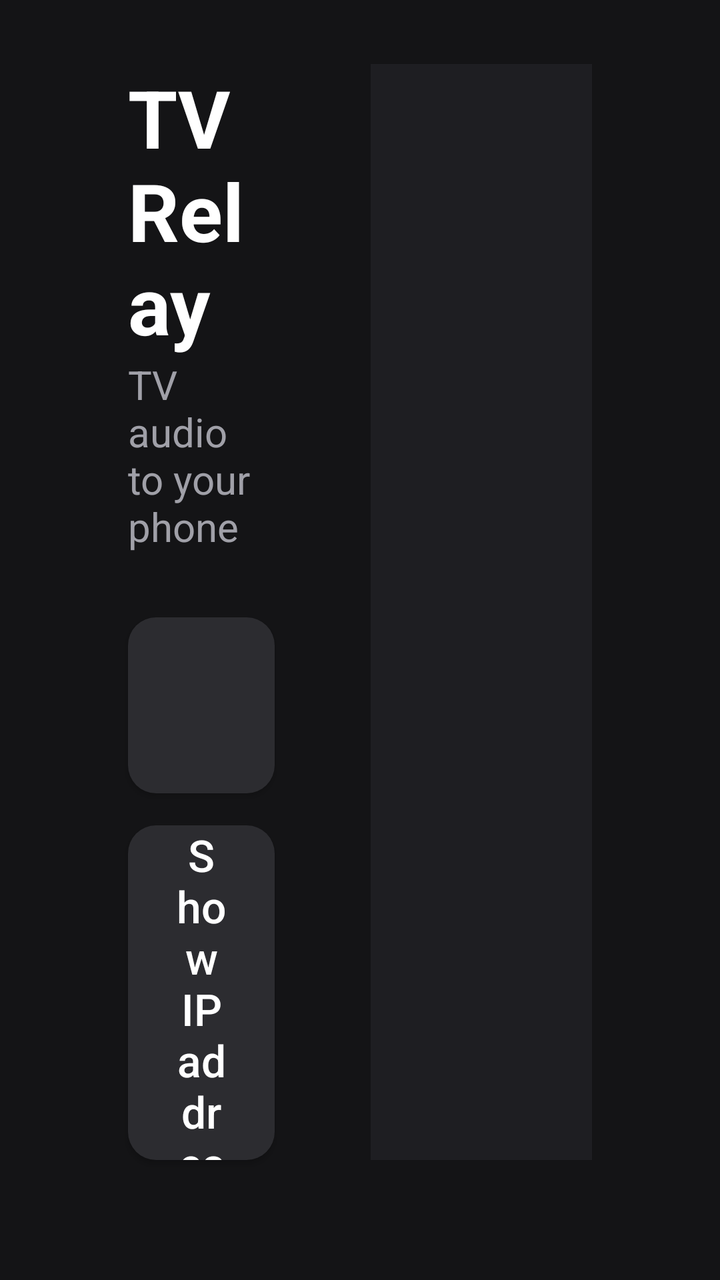
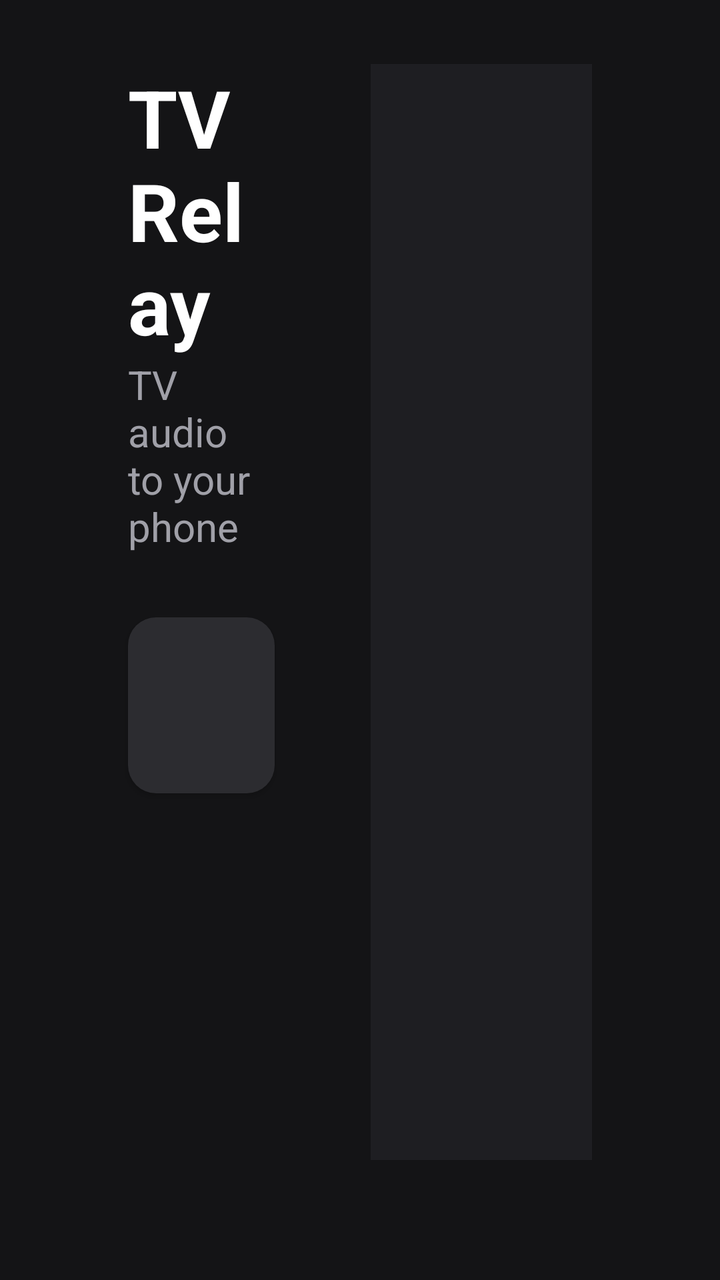

An Android layout rendered at two revisions. The XML below is the earlier revision; the diff shows what the commit changed to produce the second picture.
<!-- AndroidManifest.xml: activity theme android:Theme.DeviceDefault.NoActionBar -->
<!-- res/layout/activity_tv.xml -->
<?xml version="1.0" encoding="utf-8"?>
<FrameLayout xmlns:android="http://schemas.android.com/apk/res/android"
    android:layout_width="match_parent"
    android:layout_height="match_parent"
    android:background="#141416">

    <LinearLayout
        android:layout_width="match_parent"
        android:layout_height="match_parent"
        android:clipChildren="false"
        android:clipToPadding="false"
        android:orientation="horizontal"
        android:paddingLeft="64dp"
        android:paddingTop="32dp"
        android:paddingRight="64dp"
        android:paddingBottom="60dp">

        <LinearLayout
            android:layout_width="0dp"
            android:layout_height="match_parent"
            android:layout_weight="2"
            android:clipChildren="false"
            android:clipToPadding="false"
            android:orientation="vertical">

            <TextView
                android:layout_width="wrap_content"
                android:layout_height="wrap_content"
                android:text="@string/app_name"
                android:textColor="#FFFFFF"
                android:textSize="40sp"
                android:textStyle="bold" />

            <TextView
                android:layout_width="wrap_content"
                android:layout_height="wrap_content"
                android:layout_marginBottom="16dp"
                android:text="TV audio to your phone"
                android:textColor="#A0A0A8"
                android:textSize="20sp" />

            <Button
                android:id="@+id/toggle"
                style="@style/TvButton"
                android:minHeight="88dp"
                android:textSize="28sp"
                android:textStyle="bold" />

            <Button
                android:id="@+id/showIp"
                style="@style/TvButton"
                android:text="Show IP address" />
        </LinearLayout>

        <LinearLayout
            android:layout_width="0dp"
            android:layout_height="match_parent"
            android:layout_marginLeft="48dp"
            android:layout_weight="3"
            android:background="#1E1E22"
            android:orientation="vertical"
            android:padding="32dp">

            <TextView
                android:id="@+id/state"
                android:layout_width="match_parent"
                android:layout_height="wrap_content"
                android:textColor="#FFFFFF"
                android:textSize="34sp"
                android:textStyle="bold" />

            <TextView
                android:id="@+id/detail"
                android:layout_width="match_parent"
                android:layout_height="wrap_content"
                android:layout_marginTop="12dp"
                android:textColor="#C8C8D0"
                android:textSize="22sp" />

            <View
                android:layout_width="match_parent"
                android:layout_height="0dp"
                android:layout_weight="1" />

            <TextView
                android:id="@+id/hint"
                android:layout_width="match_parent"
                android:layout_height="wrap_content"
                android:textColor="#8E8E96"
                android:textSize="20sp" />
        </LinearLayout>
    </LinearLayout>

    
    <TextView
        android:id="@+id/version"
        android:layout_width="wrap_content"
        android:layout_height="wrap_content"
        android:layout_gravity="bottom|end"
        android:layout_margin="8dp"
        android:background="@drawable/tv_chip"
        android:paddingLeft="12dp"
        android:paddingTop="6dp"
        android:paddingRight="12dp"
        android:paddingBottom="6dp"
        android:textColor="@color/tv_chip_text"
        android:textSize="16sp" />
</FrameLayout>
<!-- resources referenced by this layout -->
<resources>
  <!-- drawable tv_chip (drawable) -->
  <?xml version="1.0" encoding="utf-8"?>
  <selector xmlns:android="http://schemas.android.com/apk/res/android">
      <item android:state_focused="true">
          <shape android:shape="rectangle">
              <corners android:radius="10dp" />
              <solid android:color="#3D8BFF" />
              <stroke android:width="2dp" android:color="#FFFFFF" />
          </shape>
      </item>
      <item android:drawable="@android:color/transparent" />
  </selector>
  <string name="app_name">TV Relay</string>
  <style name="TvButton">
          <item name="android:layout_width">match_parent</item>
          <item name="android:layout_height">wrap_content</item>
          <item name="android:layout_marginTop">16dp</item>
          <item name="android:minHeight">72dp</item>
          <item name="android:background">@drawable/tv_button</item>
          <item name="android:textColor">#FFFFFF</item>
          <item name="android:textSize">22sp</item>
          <item name="android:textAllCaps">false</item>
          <item name="android:paddingLeft">24dp</item>
          <item name="android:paddingRight">24dp</item>
          <item name="android:focusable">true</item>
      </style>
  <!-- drawable tv_button (drawable) -->
  <?xml version="1.0" encoding="utf-8"?>
  <selector xmlns:android="http://schemas.android.com/apk/res/android">
      <item android:state_focused="true">
          <shape android:shape="rectangle">
              <corners android:radius="14dp" />
              <solid android:color="#3D8BFF" />
              <stroke android:width="3dp" android:color="#FFFFFF" />
          </shape>
      </item>
      <item android:state_pressed="true">
          <shape android:shape="rectangle">
              <corners android:radius="14dp" />
              <solid android:color="#2A6AD0" />
          </shape>
      </item>
      <item>
          <shape android:shape="rectangle">
              <corners android:radius="14dp" />
              <solid android:color="#2C2C30" />
          </shape>
      </item>
  </selector>
</resources>

<!-- the commit's change to res/layout/activity_tv.xml (unified diff, before → after) -->
@@ -46,10 +46,15 @@
                 android:textSize="28sp"
                 android:textStyle="bold" />
 
-            <Button
-                android:id="@+id/showIp"
-                style="@style/TvButton"
-                android:text="Show IP address" />
+            
+            <TextView
+                android:id="@+id/ip"
+                android:layout_width="wrap_content"
+                android:layout_height="wrap_content"
+                android:layout_marginTop="16dp"
+                android:paddingLeft="12dp"
+                android:textColor="#8E8E96"
+                android:textSize="16sp" />
         </LinearLayout>
 
         <LinearLayout
